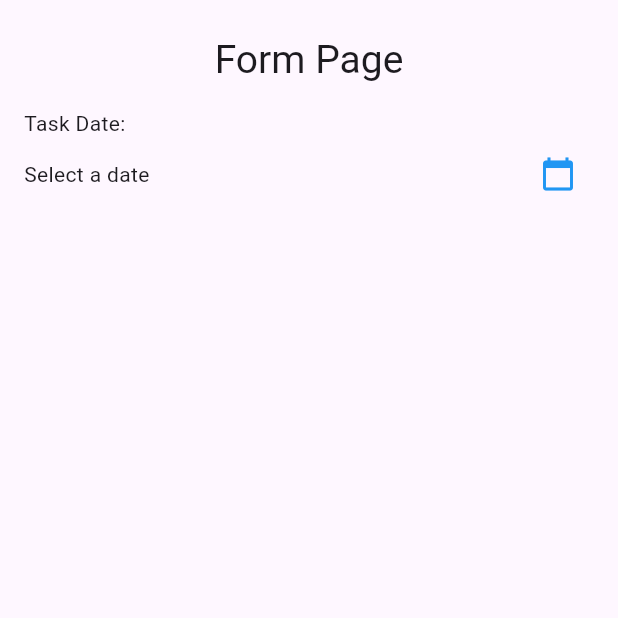
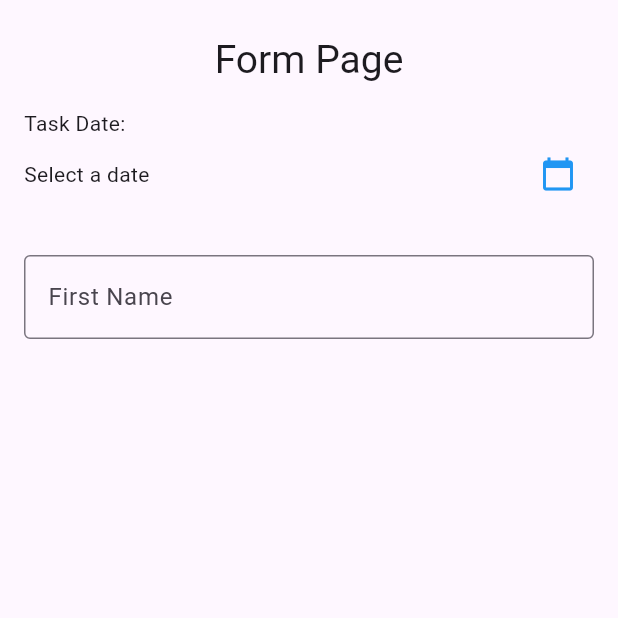
Before and after one commit to Muhammadalif1213/TodoApp_0075, a Flutter app: the screen it shows after launch, on a phone screen of 412 x 824 dp, the top half of it. Run offline on Flutter 3.47's test engine with Material 3 defaults, Android fonts, the phone set to English and light mode, and no system bars.

Commit message:
Menambahkan Textfield untuk inputan nama kegiatan

```diff
--- a/lib/todo_app_page.dart
+++ b/lib/todo_app_page.dart
@@ -29,9 +29,21 @@ class _TodoWidgetState extends State<TodoWidget> {
                 mainAxisAlignment: MainAxisAlignment.spaceBetween,
                 children: [
                   Text('Select a date'),
-                  IconButton(onPressed: (){}, icon: Icon(Icons.calendar_today), color: Colors.blue,),
+                  IconButton(
+                    onPressed: () {},
+                    icon: Icon(Icons.calendar_today),
+                    color: Colors.blue,
+                  ),
                 ],
               ),
+              const SizedBox(height: 30),
+              TextField(
+                      decoration: InputDecoration(
+                        border: OutlineInputBorder(),
+                        label: Text('First Name'),
+                        hintText: 'Masukan Kegiatan Anda',
+                      ),
+                    ),
             ],
           ),
         ),
```
